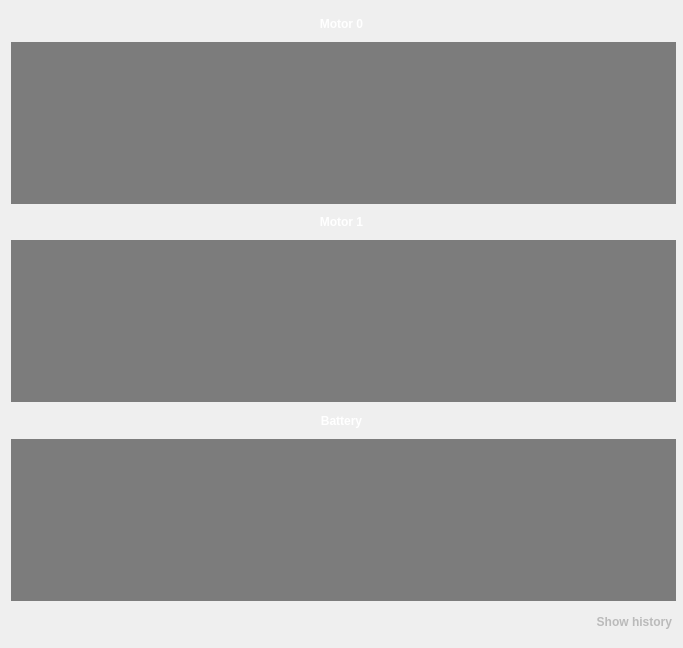
Old version of the form src/ViewLayer/DebugDisplay/FaultPage/FaultUi/FaultUi.ui in the repository UCSolarCarTeam/Epsilon-Dashboard.
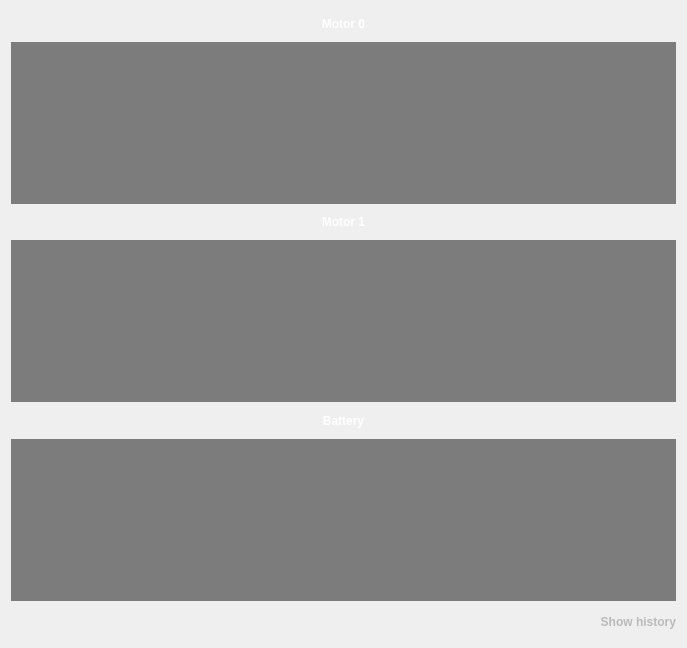
New version of the form.

Commit message: fixed sizes of all pages, removed showHistory Label from faults pages and changed widget colours to be consistent throughout pages

```diff
--- a/src/ViewLayer/DebugDisplay/FaultPage/FaultUi/FaultUi.ui
+++ b/src/ViewLayer/DebugDisplay/FaultPage/FaultUi/FaultUi.ui
@@ -12,14 +12,14 @@
   </property>
   <property name="minimumSize">
    <size>
-    <width>683</width>
-    <height>648</height>
+    <width>0</width>
+    <height>0</height>
    </size>
   </property>
   <property name="maximumSize">
    <size>
-    <width>683</width>
-    <height>648</height>
+    <width>16777215</width>
+    <height>16777215</height>
    </size>
   </property>
   <property name="windowTitle">
```
The commit also changes 8 other files.
